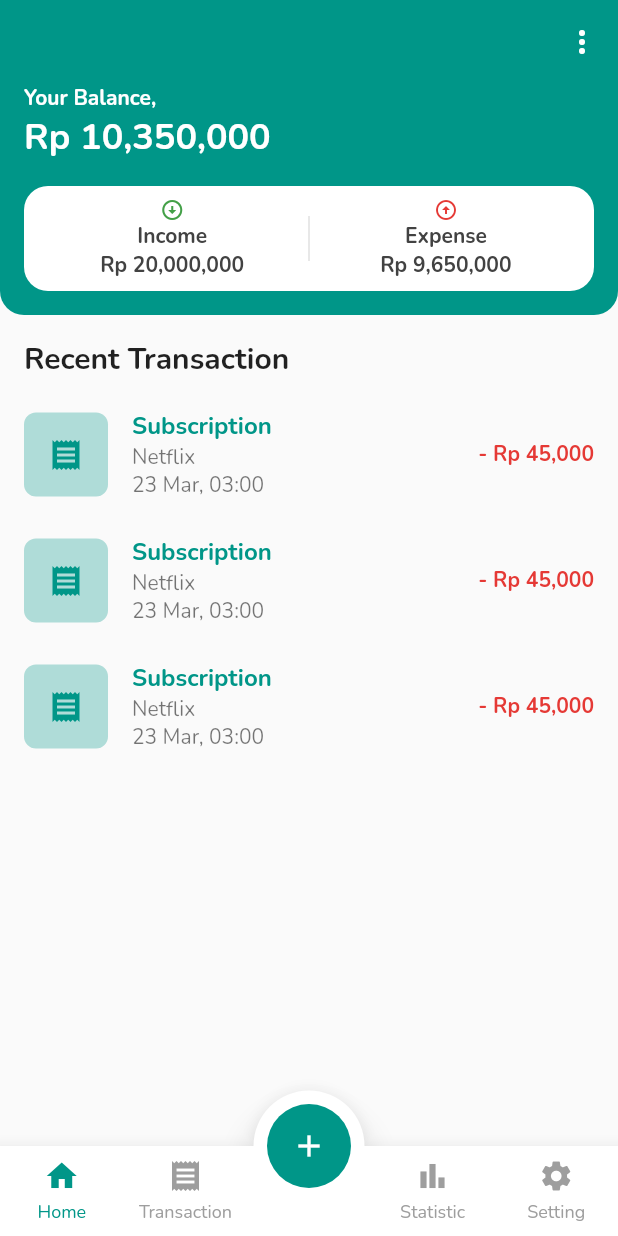
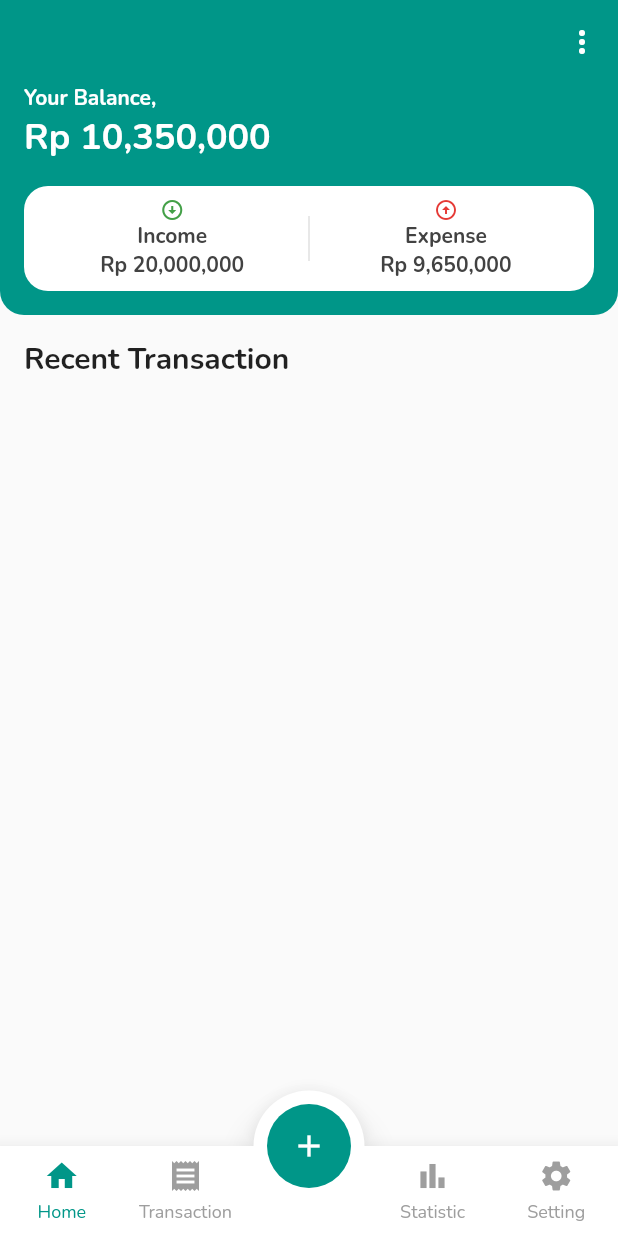
Before and after one commit to ardmgtm/bit_finance, a Flutter app: the screen it shows after launch, on a phone screen of 412 x 824 dp. Run offline on Flutter 3.47's test engine with Material 2 defaults, Android fonts, the phone set to English and light mode, and no system bars; our stand-ins replace currency_text_input_formatter, dartz, freezed_annotation, get, get_it, google_fonts and 2 more; accounts and stored records are empty.

Commit message:
make home controller

```diff
--- a/lib/application/controller/home_controller.dart
+++ b/lib/application/controller/home_controller.dart
@@ -10,24 +10,27 @@ class HomeController extends GetxController {
 
   RxList<Transaction> transactions = RxList.empty();
   RxBool isError = false.obs;
+  RxBool isLoading = false.obs;
 
   HomeController(this.repository);
 
   get isEmpty => transactions.isEmpty;
 
   _error() {
-    isError = true.obs;
-    transactions = RxList.empty();
+    isError.value = true;
+    transactions.value = RxList.empty();
   }
 
   getRecentTransaction() async {
+    isLoading.value = true;
     var res = await repository.getRecentTransactions();
     res.fold(
       (items) {
-        isError = false.obs;
-        transactions = items.obs;
+        isError.value = false;
+        transactions.value = items;
       },
       (failure) => _error(),
     );
+    isLoading.value = false;
   }
 }
--- a/lib/infrastructure/local_data_source/transaction/transaction_local_data_source.dart
+++ b/lib/infrastructure/local_data_source/transaction/transaction_local_data_source.dart
@@ -22,11 +22,8 @@ class TransactionLocalDataSource {
       limit: 5,
       orderBy: '$columnDateTime DESC',
     );
-
     List<Transaction> recentTransaction =
         jsons.map((json) => Transaction.fromJson(json)).toList();
-
-    // if (products.isEmpty) throw NoDataException();
     return recentTransaction;
   }
 }
--- a/lib/infrastructure/local_data_source/transaction/transaction_table.dart
+++ b/lib/infrastructure/local_data_source/transaction/transaction_table.dart
@@ -3,7 +3,7 @@ import '../../../domain/entity/transaction/transaction.dart';
 const transactionTableQuery = '''
 create table if not exists '$transactionTable' (
   $columnId integer primary key autoincrement,
-  $columnType text not null,
+  $columnType integer not null,
   $columnNominal real not null,
   $columnDateTime text not null,
   $columnCategory integer not null,
--- a/lib/presentation/page/home_page.dart
+++ b/lib/presentation/page/home_page.dart
@@ -3,14 +3,18 @@ import 'package:flutter/services.dart';
 import 'package:get/get.dart';
 
 import '../../application/constants/routes.dart';
+import '../../application/controller/home_controller.dart';
+import '../../injection.dart';
 import '../widget/widget.dart';
 
-class HomePage extends StatelessWidget {
+class HomePage extends GetView<HomeController> {
   const HomePage({Key? key}) : super(key: key);
 
   @override
   Widget build(BuildContext context) {
+    final c = Get.put(getIt<HomeController>());
     TextTheme textTheme = Theme.of(context).textTheme;
+    c.getRecentTransaction();
 
     return Scaffold(
       appBar: AppBar(
@@ -135,52 +139,29 @@ class HomePage extends StatelessWidget {
                   ?.copyWith(fontWeight: FontWeight.bold),
             ),
           ),
-          Expanded(
-            child: ListView.separated(
-              itemCount: 3,
-              separatorBuilder: (_, i) => const SizedBox(height: 16),
-              itemBuilder: (context, i) => ListTile(
-                leading: Container(
-                  decoration: BoxDecoration(
-                    color:
-                        Theme.of(context).colorScheme.primary.withOpacity(0.3),
-                    borderRadius: BorderRadius.circular(8),
-                  ),
-                  child: Padding(
-                    padding: const EdgeInsets.all(16.0),
-                    child: Icon(
-                      Icons.receipt,
-                      color: Theme.of(context).colorScheme.primary,
+          Obx(
+            () => c.isLoading.value
+                ? const Expanded(
+                    child: Center(
+                      child: CircularProgressIndicator(),
+                    ),
+                  )
+                : Expanded(
+                    child: ListView.separated(
+                      itemCount: c.transactions.length,
+                      separatorBuilder: (_, i) => const SizedBox(height: 16),
+                      itemBuilder: (context, i) =>
+                          TransactionCard(transaction: c.transactions[i]),
                     ),
                   ),
-                ),
-                title: Text(
-                  "Subscription",
-                  style: TextStyle(
-                    color: Theme.of(context).colorScheme.primary,
-                    fontWeight: FontWeight.bold,
-                  ),
-                ),
-                subtitle: Column(
-                  crossAxisAlignment: CrossAxisAlignment.start,
-                  children: const [
-                    Text("Netflix"),
-                    Text("23 Mar, 03:00"),
-                  ],
-                ),
-                trailing: Text(
-                  "- Rp 45,000",
-                  style: TextStyle(
-                      color: Colors.red[600], fontWeight: FontWeight.bold),
-                ),
-              ),
-            ),
-          )
+          ),
         ],
       ),
       floatingActionButton: FloatingActionButton(
         onPressed: () {
-          Get.toNamed(BitFinanceRoutes.addTransaction);
+          Get.toNamed(BitFinanceRoutes.addTransaction)?.then(
+            (value) => c.getRecentTransaction(),
+          );
         },
         elevation: 0,
         child: const Icon(Icons.add),
--- a/lib/presentation/widget/widget.dart
+++ b/lib/presentation/widget/widget.dart
@@ -2,3 +2,4 @@ export 'category_selector.dart';
 export 'custom_bottom_nav_bar.dart';
 export 'date_selector.dart';
 export 'time_selector.dart';
+export 'transaction_card.dart';
```
Also changed, not shown: lib/application/helper/currency_formatter.dart (added, +59 -0 lines), lib/presentation/widget/transaction_card.dart (added, +63 -0 lines).
